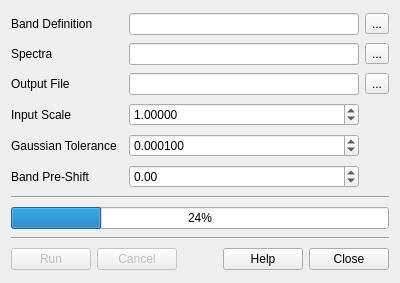
First picture: the form in src/ui/convolve.ui, repository rskelly/geotools, before the edit.
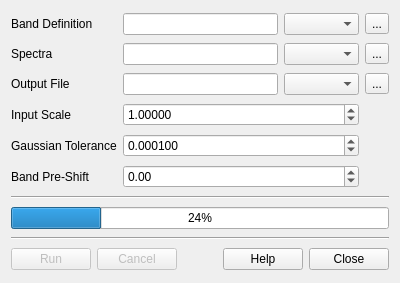
Second picture: the form after the edit.

```diff
--- a/src/ui/convolve.ui
+++ b/src/ui/convolve.ui
@@ -14,21 +14,21 @@
    <string>Spectrum Convolution</string>
   </property>
   <layout class="QGridLayout" name="gridLayout">
-   <item row="8" column="1" colspan="4">
+   <item row="8" column="1" colspan="5">
     <widget class="QProgressBar" name="progressBar">
      <property name="value">
       <number>24</number>
      </property>
     </widget>
    </item>
-   <item row="0" column="4">
+   <item row="0" column="5">
     <widget class="QToolButton" name="btnBandDef">
      <property name="text">
       <string>...</string>
      </property>
     </widget>
    </item>
-   <item row="3" column="4">
+   <item row="3" column="5">
     <widget class="QToolButton" name="btnOutput">
      <property name="text">
       <string>...</string>
@@ -42,7 +42,7 @@
      </property>
     </widget>
    </item>
-   <item row="1" column="4">
+   <item row="1" column="5">
     <widget class="QToolButton" name="btnSpectra">
      <property name="text">
       <string>...</string>
@@ -63,7 +63,7 @@
      </property>
     </widget>
    </item>
-   <item row="11" column="1" colspan="4">
+   <item row="11" column="1" colspan="5">
     <layout class="QHBoxLayout" name="horizontalLayout">
      <item>
       <widget class="QPushButton" name="btnRun">
@@ -114,14 +114,14 @@
      </item>
     </layout>
    </item>
-   <item row="9" column="1" colspan="4">
+   <item row="9" column="1" colspan="5">
     <widget class="Line" name="line">
      <property name="orientation">
       <enum>Qt::Horizontal</enum>
      </property>
     </widget>
    </item>
-   <item row="7" column="1" colspan="4">
+   <item row="7" column="1" colspan="5">
     <widget class="Line" name="line_2">
      <property name="orientation">
       <enum>Qt::Horizontal</enum>
@@ -144,16 +144,6 @@
    <item row="0" column="2" colspan="2">
     <widget class="QLineEdit" name="txtBandDef"/>
    </item>
-   <item row="4" column="2" colspan="2">
-    <widget class="QDoubleSpinBox" name="spnInputScale">
-     <property name="decimals">
-      <number>5</number>
-     </property>
-     <property name="value">
-      <double>1.000000000000000</double>
-     </property>
-    </widget>
-   </item>
    <item row="5" column="1">
     <widget class="QLabel" name="label_5">
      <property name="text">
@@ -161,7 +151,33 @@
      </property>
     </widget>
    </item>
-   <item row="5" column="2" colspan="2">
+   <item row="6" column="1">
+    <widget class="QLabel" name="label_6">
+     <property name="text">
+      <string>Band Pre-Shift</string>
+     </property>
+    </widget>
+   </item>
+   <item row="1" column="4">
+    <widget class="QComboBox" name="cboSpectraDelim"/>
+   </item>
+   <item row="0" column="4">
+    <widget class="QComboBox" name="cboBandDefDelim"/>
+   </item>
+   <item row="3" column="4">
+    <widget class="QComboBox" name="cboOutputDelim"/>
+   </item>
+   <item row="4" column="2" colspan="3">
+    <widget class="QDoubleSpinBox" name="spnInputScale">
+     <property name="decimals">
+      <number>5</number>
+     </property>
+     <property name="value">
+      <double>1.000000000000000</double>
+     </property>
+    </widget>
+   </item>
+   <item row="5" column="2" colspan="3">
     <widget class="QDoubleSpinBox" name="spnTolerance">
      <property name="decimals">
       <number>6</number>
@@ -174,14 +190,7 @@
      </property>
     </widget>
    </item>
-   <item row="6" column="1">
-    <widget class="QLabel" name="label_6">
-     <property name="text">
-      <string>Band Pre-Shift</string>
-     </property>
-    </widget>
-   </item>
-   <item row="6" column="2" colspan="2">
+   <item row="6" column="2" colspan="3">
     <widget class="QDoubleSpinBox" name="spnBandShift">
      <property name="minimum">
       <double>-99999.000000000000000</double>
```
